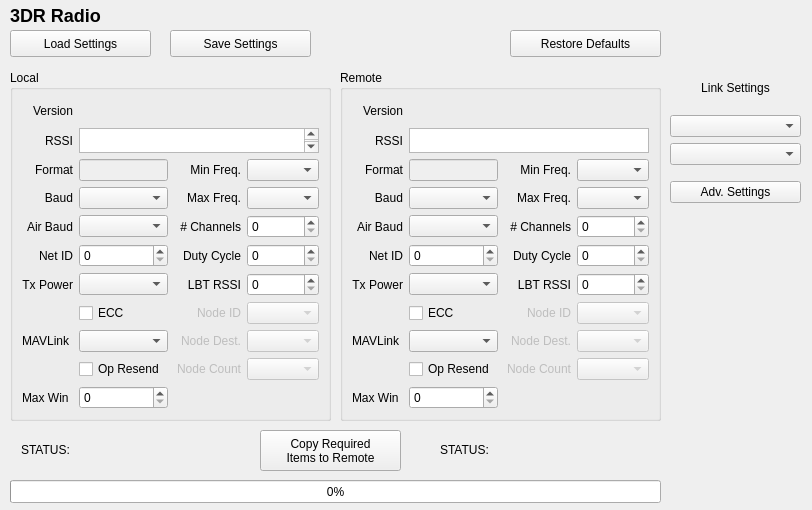
This is src/ui/configuration/Radio3DRConfig.ui in ArduPilot/apm_planner as Qt 5 draws it before an edit. The edited form follows.
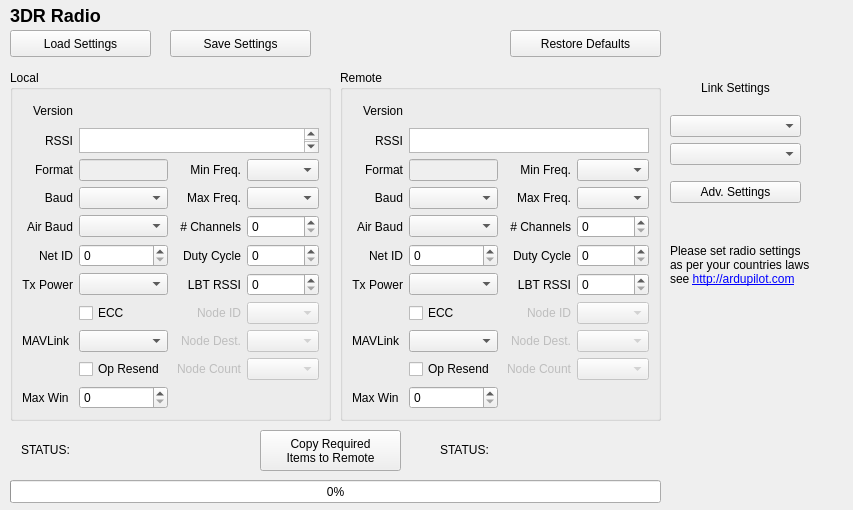
This is the edited form.

Commit message: Added link to settings for countries on 3DR Radio View

What changed in the file:
```diff
--- a/src/ui/configuration/Radio3DRConfig.ui
+++ b/src/ui/configuration/Radio3DRConfig.ui
@@ -6,7 +6,7 @@
    <rect>
     <x>0</x>
     <y>0</y>
-    <width>812</width>
+    <width>853</width>
     <height>510</height>
    </rect>
   </property>
@@ -854,6 +854,22 @@
     <string>Restore Defaults</string>
    </property>
   </widget>
+  <widget class="QLabel" name="label_36">
+   <property name="geometry">
+    <rect>
+     <x>670</x>
+     <y>230</y>
+     <width>171</width>
+     <height>71</height>
+    </rect>
+   </property>
+   <property name="text">
+    <string>&lt;html&gt;&lt;head/&gt;&lt;body&gt;&lt;p&gt;Please set radio settings &lt;br/&gt;as per your countries laws&lt;br/&gt;see &lt;a href=&quot;http://copter.ardupilot.com/wiki/common-using-the-3dr-radio-for-telemetry-with-apm-and-px4/#Support_for_different_countriesregions&quot;&gt;&lt;span style=&quot; text-decoration: underline; color:#0000ff;&quot;&gt;http://ardupilot.com&lt;/span&gt;&lt;/a&gt;&lt;/p&gt;&lt;/body&gt;&lt;/html&gt;</string>
+   </property>
+   <property name="openExternalLinks">
+    <bool>true</bool>
+   </property>
+  </widget>
  </widget>
  <resources/>
  <connections/>
```
